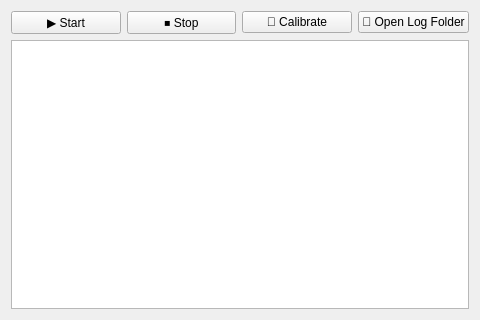
Above: gui.ui from regisgambiza/AutoClickerApp before the change. Below: the same form after it.
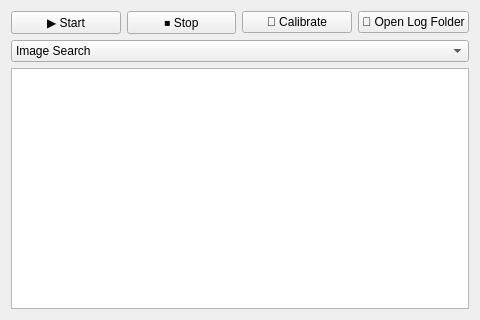
That is the form after the change.

Commit message: Added image/ocr drop down, image search now working partly

What changed in the file:
```diff
--- a/gui.ui
+++ b/gui.ui
@@ -46,6 +46,20 @@
      </item>
     </layout>
    </item>
+   <item>
+    <widget class="QComboBox" name="search_method_combo">
+     <item>
+      <property name="text">
+       <string>Image Search</string>
+      </property>
+     </item>
+     <item>
+      <property name="text">
+       <string>OCR</string>
+      </property>
+     </item>
+    </widget>
+   </item>
    <item>
     <widget class="QTextEdit" name="status"/>
    </item>
```
Left out of the diff: 5 changed lines with no effect on the pictures. The commit also changes 7 other files.
